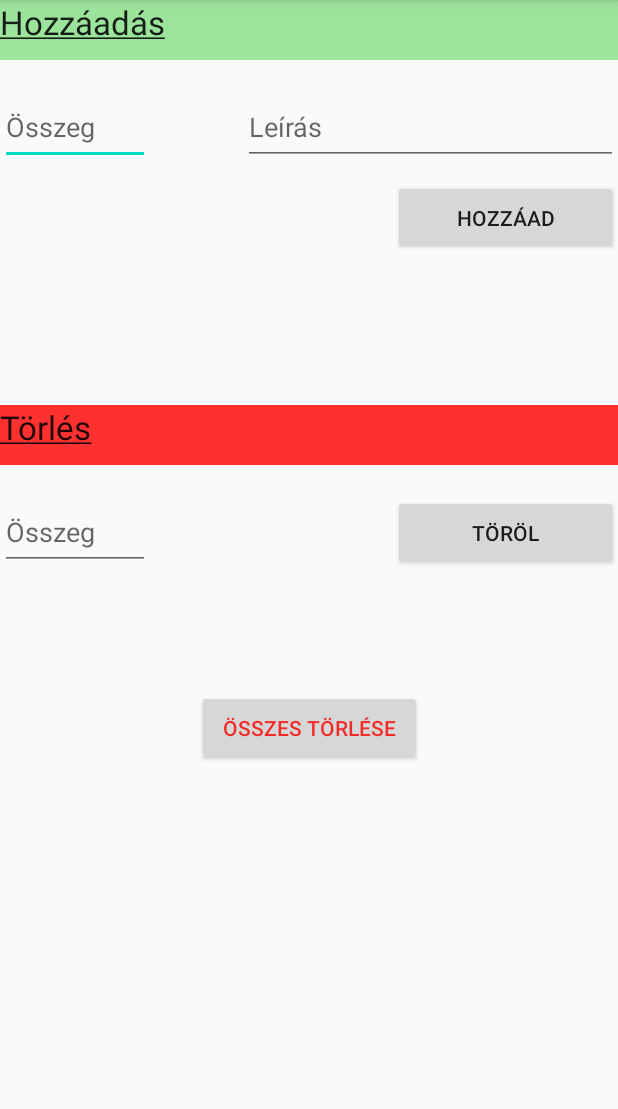
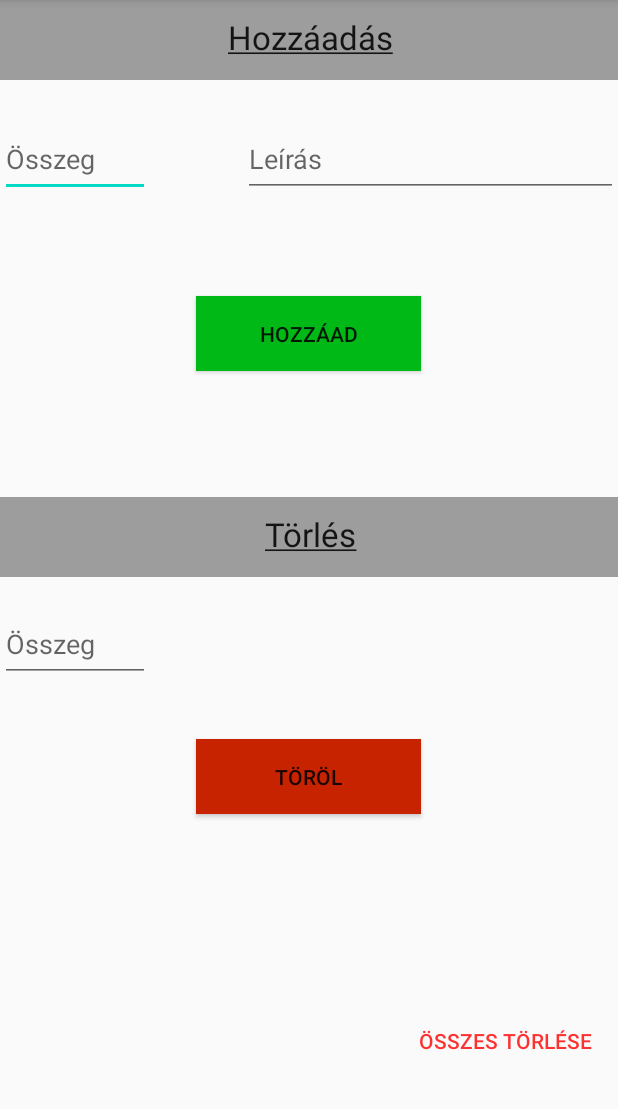
Before and after one commit to duszka-akos-attila/SZFM_2020_14_BugCrusherzz, an Android app: the fragment IncomeFragment shown on its own in the app's theme, on a phone screen of 412 x 824 dp, the part 84-1193 px from its top. Run offline under Robolectric (Android 15) with nearby library versions, the phone set to English and light mode, and no system bars.

Commit message:
Changed how income and expense looks

```diff
--- a/Tracky/Application/Tracky/app/src/main/res/layout/fragment_income.xml
+++ b/Tracky/Application/Tracky/app/src/main/res/layout/fragment_income.xml
@@ -10,10 +10,11 @@
         android:id="@+id/add_income"
         android:layout_width="150dp"
         android:layout_height="50dp"
-        android:layout_marginTop="80dp"
+        android:layout_marginTop="144dp"
+        android:background="#00B816"
         android:text="Hozzáad"
         app:layout_constraintEnd_toEndOf="parent"
-        app:layout_constraintHorizontal_bias="1.0"
+        app:layout_constraintHorizontal_bias="0.498"
         app:layout_constraintStart_toStartOf="parent"
         app:layout_constraintTop_toBottomOf="@+id/textView2" />
 
@@ -21,7 +22,7 @@
         android:id="@+id/income_amount"
         android:layout_width="100dp"
         android:layout_height="50dp"
-        android:layout_marginTop="20dp"
+        android:layout_marginTop="28dp"
         android:hint="Összeg"
         android:inputType="text"
         app:layout_constraintStart_toStartOf="parent"
@@ -31,7 +32,7 @@
         android:id="@+id/income_desc"
         android:layout_width="250dp"
         android:layout_height="50dp"
-        android:layout_marginTop="20dp"
+        android:layout_marginTop="28dp"
         android:hint="Leírás"
         android:inputType="text"
         app:layout_constraintEnd_toEndOf="parent"
@@ -43,10 +44,11 @@
         android:id="@+id/delete_income"
         android:layout_width="150dp"
         android:layout_height="50dp"
-        android:layout_marginTop="20dp"
+        android:layout_marginTop="108dp"
+        android:background="#C72300"
         android:text="Töröl"
         app:layout_constraintEnd_toEndOf="parent"
-        app:layout_constraintHorizontal_bias="1.0"
+        app:layout_constraintHorizontal_bias="0.498"
         app:layout_constraintStart_toStartOf="parent"
         app:layout_constraintTop_toBottomOf="@+id/textView3" />
 
@@ -64,10 +66,12 @@
 
     <TextView
         android:id="@+id/textView2"
-        android:layout_width="415dp"
-        android:layout_height="40dp"
-        android:background="#9CE39C"
+        android:layout_width="414dp"
+        android:layout_height="53dp"
+        android:background="#9D9D9D"
+        android:paddingTop="10dp"
         android:text="@string/income_add"
+        android:textAlignment="center"
         android:textAppearance="@style/TextAppearance.AppCompat.Large"
         app:layout_constraintEnd_toEndOf="parent"
         app:layout_constraintHorizontal_bias="0.0"
@@ -76,10 +80,12 @@
 
     <TextView
         android:id="@+id/textView3"
-        android:layout_width="415dp"
-        android:layout_height="40dp"
-        android:layout_marginTop="100dp"
-        android:background="#CDFF0000"
+        android:layout_width="414dp"
+        android:layout_height="53dp"
+        android:layout_marginTop="84dp"
+        android:textAlignment="center"
+        android:paddingTop="10dp"
+        android:background="#9D9D9D"
         android:text="@string/income_del"
         android:textAppearance="@style/TextAppearance.AppCompat.Large"
         app:layout_constraintEnd_toEndOf="parent"
@@ -89,12 +95,14 @@
 
     <Button
         android:id="@+id/delete_allincomes"
+        style="@style/Widget.AppCompat.Button.Borderless"
         android:layout_width="150dp"
         android:layout_height="50dp"
-        android:layout_marginTop="150dp"
+        android:layout_marginTop="284dp"
         android:text="Összes törlése"
         android:textColor="#CDFF0000"
         app:layout_constraintEnd_toEndOf="parent"
+        app:layout_constraintHorizontal_bias="1.0"
         app:layout_constraintStart_toStartOf="parent"
         app:layout_constraintTop_toBottomOf="@+id/textView3" />
 
```
Also changed, not shown: Tracky/Application/Tracky/app/src/main/res/layout/fragment_expense.xml (+22 -11 lines).
